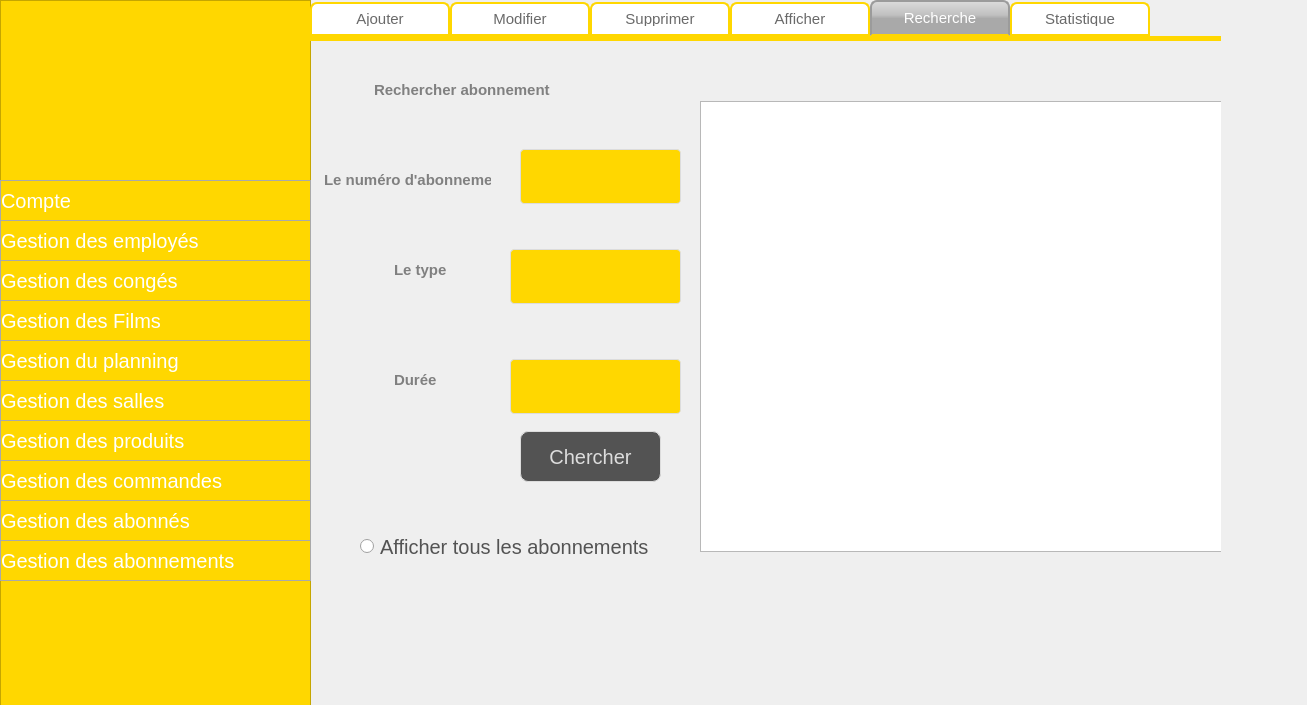
Qt form gestionabonne.ui (Wassim-Aloui/Smart_Cinema) before a commit.
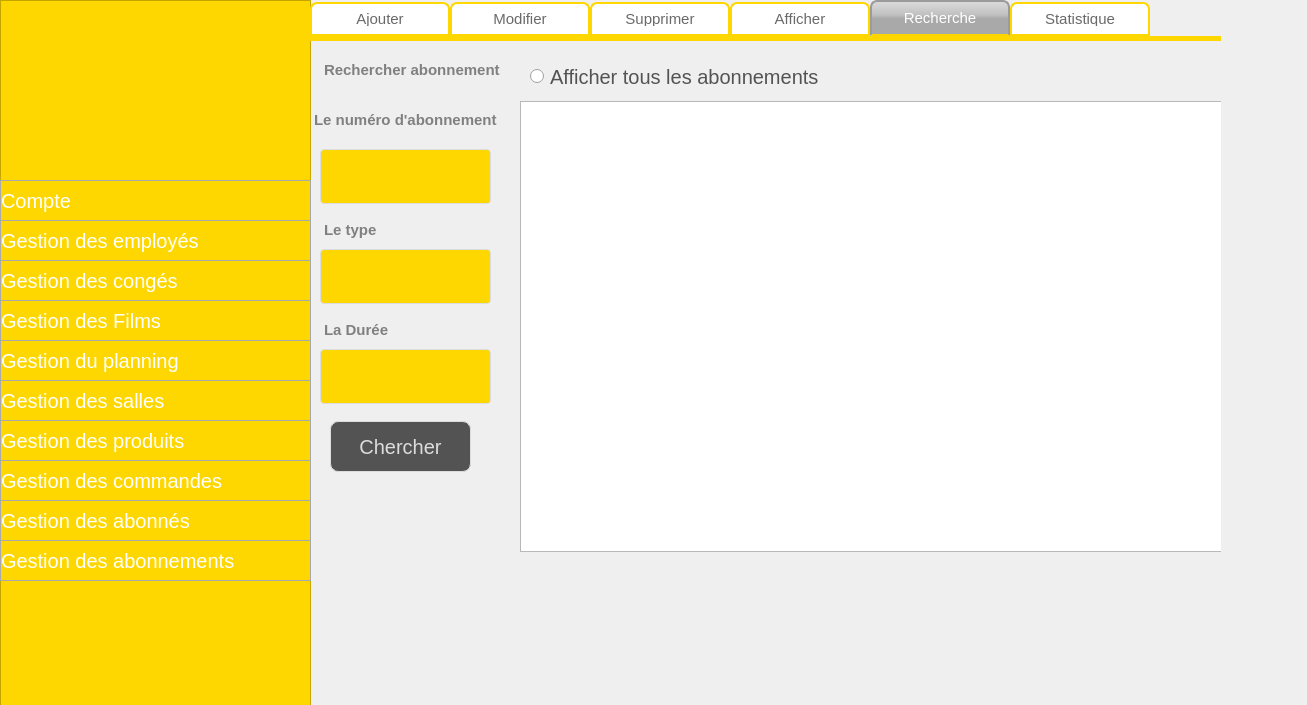
The same form after that commit. The open tabs and pages were chosen to show the change. Icons and pictures are not drawn.

```diff
--- a/gestionabonne.ui
+++ b/gestionabonne.ui
@@ -7216,9 +7216,9 @@
       <widget class="QLineEdit" name="num_5">
        <property name="geometry">
         <rect>
-         <x>210</x>
+         <x>10</x>
          <y>100</y>
-         <width>161</width>
+         <width>171</width>
          <height>71</height>
         </rect>
        </property>
@@ -7244,8 +7244,8 @@
       <widget class="QLabel" name="nom_planning_11">
        <property name="geometry">
         <rect>
-         <x>40</x>
-         <y>20</y>
+         <x>-10</x>
+         <y>0</y>
          <width>311</width>
          <height>57</height>
         </rect>
@@ -7276,7 +7276,7 @@
       <widget class="QLineEdit" name="type_5">
        <property name="geometry">
         <rect>
-         <x>200</x>
+         <x>10</x>
          <y>200</y>
          <width>171</width>
          <height>71</height>
@@ -7304,8 +7304,8 @@
       <widget class="QLineEdit" name="duree_8">
        <property name="geometry">
         <rect>
-         <x>200</x>
-         <y>310</y>
+         <x>10</x>
+         <y>300</y>
          <width>171</width>
          <height>71</height>
         </rect>
@@ -7332,9 +7332,9 @@
       <widget class="QLabel" name="nom_planning_14">
        <property name="geometry">
         <rect>
-         <x>-10</x>
-         <y>110</y>
-         <width>211</width>
+         <x>-20</x>
+         <y>50</y>
+         <width>231</width>
          <height>57</height>
         </rect>
        </property>
@@ -7364,8 +7364,8 @@
       <widget class="QLabel" name="nom_planning_15">
        <property name="geometry">
         <rect>
-         <x>60</x>
-         <y>200</y>
+         <x>-10</x>
+         <y>160</y>
          <width>111</width>
          <height>57</height>
         </rect>
@@ -7396,8 +7396,8 @@
       <widget class="QLabel" name="nom_planning_16">
        <property name="geometry">
         <rect>
-         <x>60</x>
-         <y>310</y>
+         <x>-10</x>
+         <y>260</y>
          <width>111</width>
          <height>57</height>
         </rect>
@@ -7422,15 +7422,15 @@
 }</string>
        </property>
        <property name="text">
-        <string>Durée</string>
+        <string>La Durée</string>
        </property>
       </widget>
       <widget class="QTableView" name="tab_chercher_abonnement">
        <property name="geometry">
         <rect>
-         <x>390</x>
+         <x>210</x>
          <y>60</y>
-         <width>531</width>
+         <width>711</width>
          <height>451</height>
         </rect>
        </property>
@@ -7440,37 +7440,11 @@
 }</string>
        </property>
       </widget>
-      <widget class="QRadioButton" name="afficher_abonnement">
-       <property name="geometry">
-        <rect>
-         <x>50</x>
-         <y>490</y>
-         <width>321</width>
-         <height>31</height>
-        </rect>
-       </property>
-       <property name="styleSheet">
-        <string notr="true">QRadioButton {
-color: #535353;
-font-size:20px;
-font-family:Arial, Helvetica, sans-serif;
-text-align: left;
-}
-QRadioButton:hover {
-color:#FFD700;
-text-align: left;
-}
-</string>
-       </property>
-       <property name="text">
-        <string>Afficher tous les abonnements </string>
-       </property>
-      </widget>
       <widget class="QPushButton" name="chercher_abonnement_4">
        <property name="geometry">
         <rect>
-         <x>210</x>
-         <y>390</y>
+         <x>20</x>
+         <y>380</y>
          <width>141</width>
          <height>51</height>
         </rect>
@@ -7496,6 +7470,32 @@
         <string>Chercher</string>
        </property>
       </widget>
+      <widget class="QRadioButton" name="afficher_abonnement">
+       <property name="geometry">
+        <rect>
+         <x>220</x>
+         <y>20</y>
+         <width>321</width>
+         <height>31</height>
+        </rect>
+       </property>
+       <property name="styleSheet">
+        <string notr="true">QRadioButton {
+color: #535353;
+font-size:20px;
+font-family:Arial, Helvetica, sans-serif;
+text-align: left;
+}
+QRadioButton:hover {
+color:#FFD700;
+text-align: left;
+}
+</string>
+       </property>
+       <property name="text">
+        <string>Afficher tous les abonnements </string>
+       </property>
+      </widget>
      </widget>
      <widget class="QWidget" name="tab_26">
       <attribute name="title">
```
Left out of the diff: 67 changed lines with no effect on the pictures.
